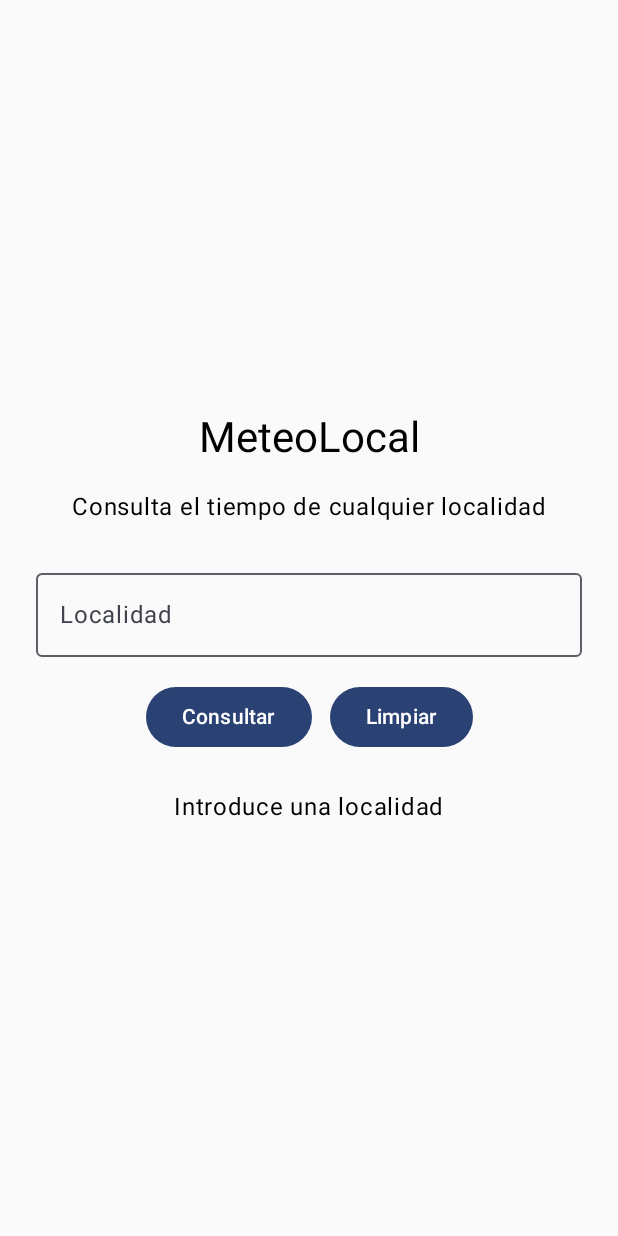
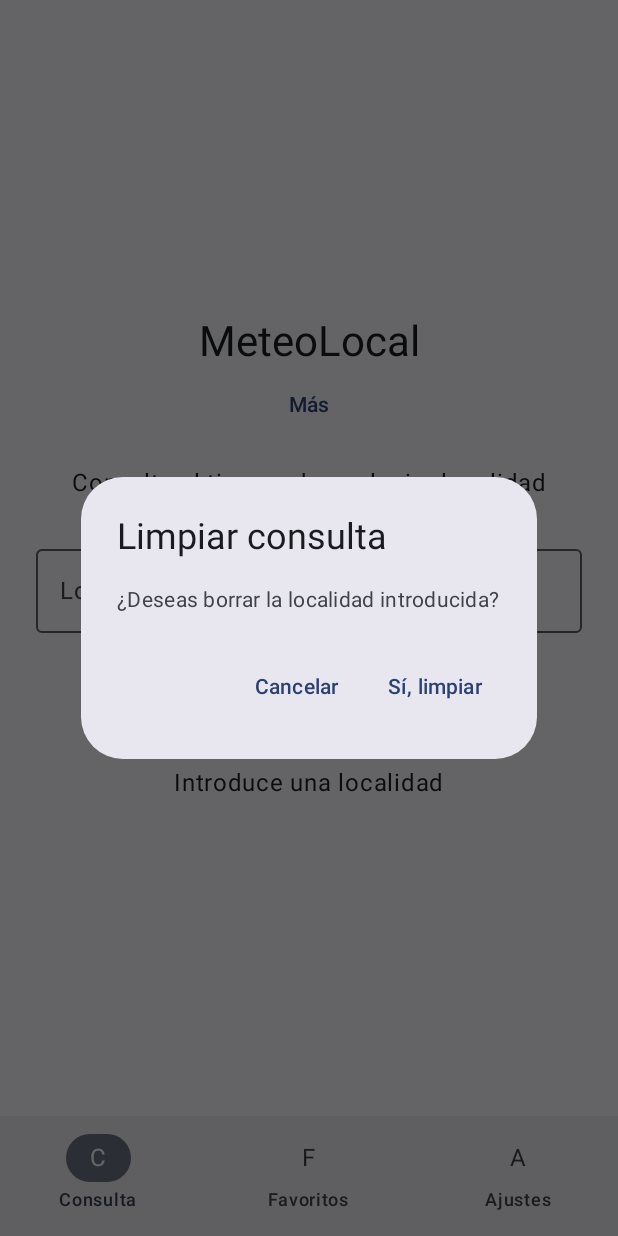
Before and after one commit to jabegar/MeteoLocal, an Android app built with Jetpack Compose: the screen it shows after launch (MainActivity), after a tap on "Limpiar", on a phone screen of 412 x 824 dp. Run offline under Robolectric (Android 15) with nearby library versions, the phone set to English and light mode, and no system bars.

Commit message:
Version 3 Meteolocal

```diff
--- a/app/build.gradle.kts
+++ b/app/build.gradle.kts
@@ -11,7 +11,7 @@ android {
 
     defaultConfig {
         applicationId = "com.example.meteolocal"
-        minSdk = 23
+        minSdk = 24
         targetSdk = 37
         versionCode = 1
         versionName = "1.0"
@@ -44,6 +44,7 @@ dependencies {
     implementation(libs.androidx.compose.ui.tooling.preview)
     implementation(libs.androidx.core.ktx)
     implementation(libs.androidx.lifecycle.runtime.ktx)
+    implementation("androidx.navigation:navigation-compose:2.10.2")
     testImplementation(libs.junit)
     androidTestImplementation(platform(libs.androidx.compose.bom))
     androidTestImplementation(libs.androidx.compose.ui.test.junit4)
--- /dev/null
+++ b/app/src/main/java/com/example/meteolocal/ConsultaScreen.kt
@@ -0,0 +1,153 @@
+package com.example.meteolocal
+
+import android.annotation.SuppressLint
+import androidx.compose.foundation.layout.Arrangement
+import androidx.compose.foundation.layout.Box
+import androidx.compose.foundation.layout.Column
+import androidx.compose.foundation.layout.Row
+import androidx.compose.foundation.layout.Spacer
+import androidx.compose.foundation.layout.fillMaxSize
+import androidx.compose.foundation.layout.fillMaxWidth
+import androidx.compose.foundation.layout.height
+import androidx.compose.foundation.layout.padding
+import androidx.compose.foundation.layout.width
+import androidx.compose.material3.AlertDialog
+import androidx.compose.material3.Button
+import androidx.compose.material3.DropdownMenu
+import androidx.compose.material3.DropdownMenuItem
+import androidx.compose.material3.MaterialTheme
+import androidx.compose.material3.OutlinedTextField
+import androidx.compose.material3.Text
+import androidx.compose.material3.TextButton
+import androidx.compose.runtime.Composable
+import androidx.compose.runtime.getValue
+import androidx.compose.runtime.mutableStateOf
+import androidx.compose.runtime.remember
+import androidx.compose.runtime.setValue
+import androidx.compose.ui.Alignment
+import androidx.compose.ui.Modifier
+import androidx.compose.ui.unit.dp
+
+@Composable
+fun ConsultaScreen(
+    localidad: String,
+    mensaje: String,
+    onLocalidadChange: (String) -> Unit,
+    onConsultar: () -> Unit,
+    onSolicitarLimpiar: () -> Unit
+) {
+    var menuAbierto by remember {
+        mutableStateOf(false)
+    }
+    var mostrarAcercaDe by remember {
+        mutableStateOf(false)
+    }
+    Column(
+        modifier = Modifier
+            .fillMaxSize()
+            .padding(24.dp),
+        horizontalAlignment = Alignment.CenterHorizontally,
+        verticalArrangement = Arrangement.Center
+    ) {
+        Text(
+            text = "MeteoLocal",
+            style = MaterialTheme.typography.headlineMedium
+        )
+        Box {
+            TextButton(
+                onClick = {
+                    menuAbierto = true
+                }
+            ) {
+                Text("Más")
+            }
+            DropdownMenu(
+                expanded = menuAbierto,
+                onDismissRequest = {
+                    menuAbierto = false
+                }
+            ) {
+                DropdownMenuItem(
+                    text = {
+                        Text("Acerca de MeteoLocal")
+                    },
+                    onClick = {
+                        menuAbierto = false
+                        mostrarAcercaDe = true
+                    }
+                )
+            }
+        }
+
+        Spacer(
+            modifier = Modifier.height(16.dp)
+        )
+        Text(
+            text = "Consulta el tiempo de cualquier localidad"
+        )
+        Spacer(
+            modifier = Modifier.height(24.dp)
+        )
+        OutlinedTextField(
+            value = localidad,
+            onValueChange = {
+                    nuevoValor: String -> onLocalidadChange(nuevoValor)
+            },
+            label = {
+                Text("Localidad")
+            },
+            singleLine = true,
+            modifier = Modifier.fillMaxWidth()
+        )
+        Spacer(
+            modifier = Modifier.height(16.dp)
+        )
+        Row{
+            Button (
+                onClick = onConsultar
+            ) {
+                Text("Consultar")
+            }
+            Spacer(
+                modifier = Modifier.width(12.dp)
+            )
+            Button(
+                onClick = onSolicitarLimpiar
+            ) {
+                Text("Limpiar")
+            }
+        }
+        Spacer(
+            modifier = Modifier.height(24.dp)
+        )
+        Text (
+            text = mensaje
+        )
+    }
+    if (mostrarAcercaDe) {
+        AlertDialog(
+            onDismissRequest = {
+                mostrarAcercaDe = false
+            },
+            title = {
+                Text("MeteoLocal")
+            },
+            text = {
+                Text(
+                    "Aplicación desarrollada durante " +
+                            "la Unidad 2 de PMDM."
+                )
+            },
+            confirmButton = {
+                TextButton(
+                    onClick = {
+                        mostrarAcercaDe = false
+                    }
+                ) {
+                    Text("Cerrar")
+                }
+            }
+        )
+    }
+
+}
--- a/app/src/main/java/com/example/meteolocal/MainActivity.kt
+++ b/app/src/main/java/com/example/meteolocal/MainActivity.kt
@@ -4,31 +4,25 @@ import android.os.Bundle
 import androidx.activity.ComponentActivity
 import androidx.activity.compose.setContent
 import androidx.activity.enableEdgeToEdge
-import androidx.compose.foundation.layout.Arrangement
-import androidx.compose.foundation.layout.Column
-import androidx.compose.foundation.layout.Row
-import androidx.compose.foundation.layout.Spacer
-import androidx.compose.foundation.layout.fillMaxSize
-import androidx.compose.foundation.layout.fillMaxWidth
-import androidx.compose.foundation.layout.height
 import androidx.compose.foundation.layout.padding
-import androidx.compose.foundation.layout.width
-import androidx.compose.material3.Button
-import androidx.compose.material3.MaterialTheme
-import androidx.compose.material3.OutlinedTextField
+import androidx.compose.material3.AlertDialog
+import androidx.compose.material3.NavigationBar
+import androidx.compose.material3.NavigationBarItem
 import androidx.compose.material3.Scaffold
 import androidx.compose.material3.Text
+import androidx.compose.material3.TextButton
 import androidx.compose.runtime.Composable
 import androidx.compose.runtime.getValue
 import androidx.compose.runtime.mutableStateOf
 import androidx.compose.runtime.remember
-import androidx.compose.ui.Alignment
 import androidx.compose.ui.Modifier
 import androidx.compose.ui.tooling.preview.Preview
-import androidx.compose.ui.unit.dp
 import com.example.meteolocal.ui.theme.MeteoLocalTheme
-import androidx.compose.runtime.getValue
 import androidx.compose.runtime.setValue
+import androidx.navigation.compose.NavHost
+import androidx.navigation.compose.composable
+import androidx.navigation.compose.currentBackStackEntryAsState
+import androidx.navigation.compose.rememberNavController
 
 class MainActivity : ComponentActivity() {
     override fun onCreate(savedInstanceState: Bundle?) {
@@ -50,72 +44,117 @@ fun MeteoLocalApp() {
     var mensaje by remember {
         mutableStateOf("Introduce una localidad")
     }
-    Column(
-        modifier = Modifier
-            .fillMaxSize()
-            .padding(24.dp),
-        horizontalAlignment = Alignment.CenterHorizontally,
-        verticalArrangement = Arrangement.Center
-    ) {
-        Text(
-                text = "MeteoLocal",
-                style = MaterialTheme.typography.headlineMedium
-            )
-        Spacer(
-            modifier = Modifier.height(16.dp)
-        )
-        Text(
-            text = "Consulta el tiempo de cualquier localidad"
-        )
-        Spacer(
-            modifier = Modifier.height(24.dp)
-        )
-        OutlinedTextField(
-            value = localidad,
-            onValueChange = {
-                nuevoValor: String -> localidad = nuevoValor
+
+    var mostrarDialogoLimpiar by remember {
+        mutableStateOf(false)
+    }
+
+    val navController = rememberNavController()
+
+    val backStackEntry by navController.currentBackStackEntryAsState()
+
+    val rutaActual = backStackEntry?.destination?.route
+
+    Scaffold(
+        bottomBar = {
+            NavigationBar() {
+                NavigationBarItem(
+                    selected = rutaActual == "consulta",
+                    onClick = {
+                        navController.navigate("consulta")
+                    },
+                    icon = {
+                        Text("C")
                     },
                     label = {
-                Text("Localidad")
+                        Text("Consulta")
+                    }
+                )
+                NavigationBarItem(
+                    selected = rutaActual == "favoritos",
+                    onClick = {
+                        navController.navigate("favoritos")
                     },
-            singleLine = true,
-            modifier = Modifier.fillMaxWidth()
+                    icon = { Text("F") },
+                    label = { Text("Favoritos") }
                 )
-        Spacer(
-            modifier = Modifier.height(16.dp)
+                NavigationBarItem(
+                    selected = rutaActual == "configuracion",
+                    onClick = {
+                        navController.navigate("configuracion")
+                    },
+                    icon = { Text("A") },
+                    label = { Text("Ajustes") }
                 )
-        Row{
-            Button (
-                onClick = {
-                    if (localidad.isBlank()) {
-                        mensaje = "Introduce una localidad"
-                    } else {
-                        mensaje = "Consulta preparada: $localidad"
             }
         }
+    ) { innerPadding ->
+        NavHost(
+            navController = navController,
+            startDestination = "consulta",
+            modifier = Modifier.padding(innerPadding)
         ) {
-                Text("Consultar")
+            composable("consulta") {
+                ConsultaScreen(
+                    localidad = localidad,
+                    mensaje = mensaje,
+                    onLocalidadChange = { nuevoValor: String ->
+                        localidad = nuevoValor
+                    },
+                    onConsultar = {
+                        mensaje =
+                            if (localidad.isBlank()) {
+                                "Introduce una localidad"
+                            } else {
+                                "Consulta preparada para: $localidad"
                             }
-            Spacer(
-                modifier = Modifier.width(12.dp)
+                    },
+                    onSolicitarLimpiar = {
+                        mostrarDialogoLimpiar = true
+                    }
                 )
-            Button(
+            }
+            composable("favoritos") {
+                FavoritosScreen()
+            }
+            composable("configuracion") {
+                ConfiguracionScreen()
+            }
+        }
+    }
+
+    if (mostrarDialogoLimpiar) {
+        AlertDialog(
+            onDismissRequest = {
+                mostrarDialogoLimpiar = false
+            },
+            title = {
+                Text("Limpiar consulta")
+            },
+            text = {
+                Text("¿Deseas borrar la localidad introducida?")
+            },
+            confirmButton = {
+                TextButton(
                     onClick = {
                         localidad = ""
                         mensaje = "Introduce una localidad"
+                        mostrarDialogoLimpiar = false
                     }
                 ) {
-                Text("Limpiar")
+                    Text("Sí, limpiar")
+                }
+            },
+            dismissButton = {
+                TextButton(
+                    onClick = {
+                        mostrarDialogoLimpiar = false
+                    }
+                ) {
+                    Text("Cancelar")
                 }
             }
-
-        Spacer(
-            modifier = Modifier.height(24.dp)
         )
-        Text (
-            text = mensaje
-        )
-
     }
 }
 
```
Also changed, not shown: app/src/main/java/com/example/meteolocal/ConfiguracionScreen.kt (added, +9 -0 lines), app/src/main/java/com/example/meteolocal/FavoritosScreen.kt (added, +9 -0 lines). Lines whose indentation alone changed are shown as unchanged.
